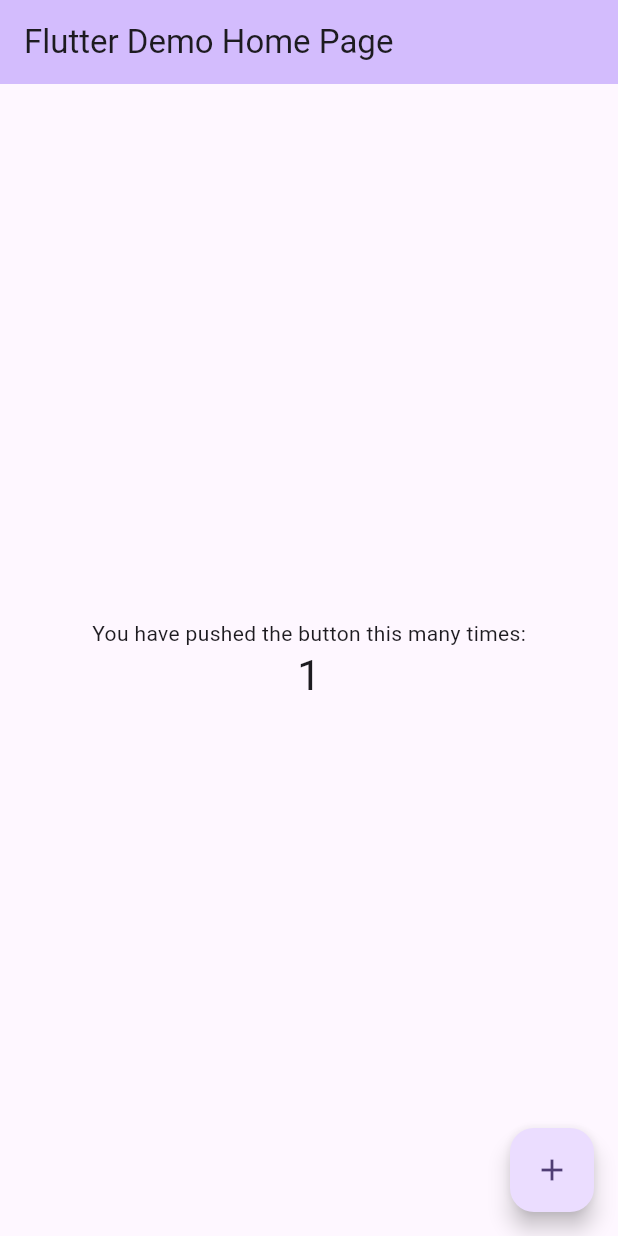
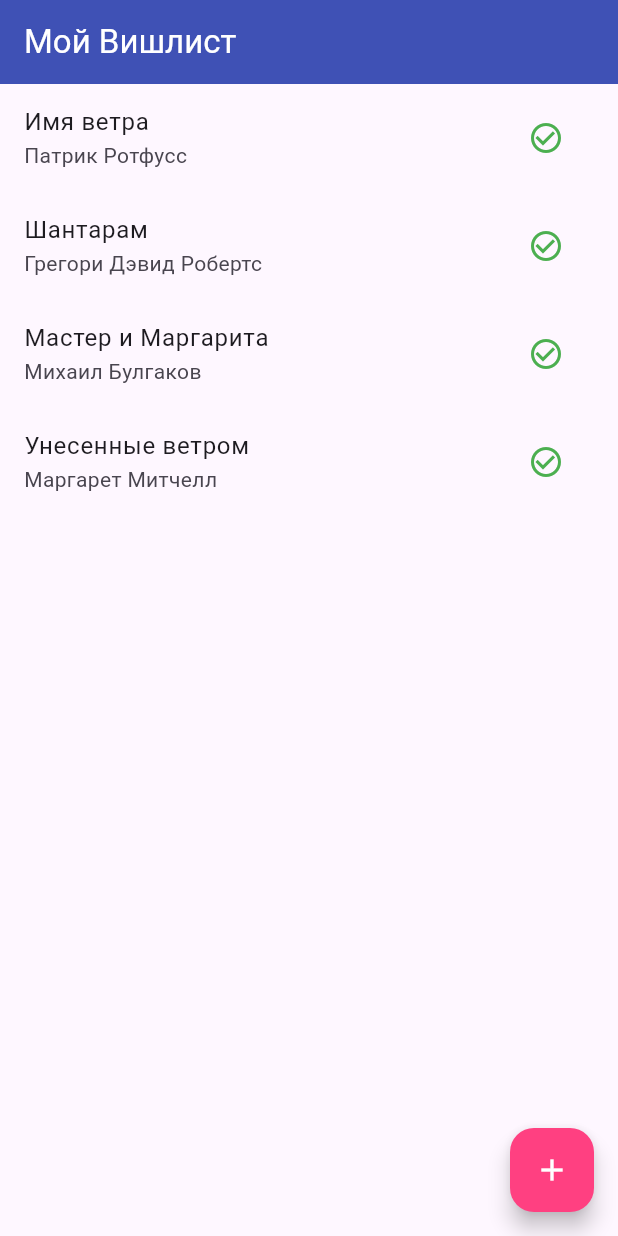
Before and after one commit to oxxxyli/BookWishlist, a Flutter app: the screen it shows after launch, after a tap on the "add" icon, on a phone screen of 412 x 824 dp. Run offline on Flutter 3.47's test engine with Material 3 defaults, Android fonts, the phone set to English and light mode, and no system bars.

Commit message:
ЛР4: Вёрстка экранов Wishlist, Read и BookForm

```diff
--- a/lib/main.dart
+++ b/lib/main.dart
@@ -1,122 +1,26 @@
 import 'package:flutter/material.dart';
+import 'screens/wishlist_screen.dart'; // Импорт первого экрана
+// import 'screens/read_screen.dart'; // Раскомментировать для проверки второго экрана
+// import 'widgets/book_form.dart'; // Раскомментировать для проверки формы
 
 void main() {
-  runApp(const MyApp());
+  runApp(const MainApp());
 }
 
-class MyApp extends StatelessWidget {
-  const MyApp({super.key});
+class MainApp extends StatelessWidget {
+  const MainApp({super.key});
 
-  // This widget is the root of your application.
   @override
   Widget build(BuildContext context) {
     return MaterialApp(
-      title: 'Flutter Demo',
+      title: 'Book Wishlist',
       theme: ThemeData(
-        // This is the theme of your application.
-        //
-        // TRY THIS: Try running your application with "flutter run". You'll see
-        // the application has a purple toolbar. Then, without quitting the app,
-        // try changing the seedColor in the colorScheme below to Colors.green
-        // and then invoke "hot reload" (save your changes or press the "hot
-        // reload" button in a Flutter-supported IDE, or press "r" if you used
-        // the command line to start the app).
-        //
-        // Notice that the counter didn't reset back to zero; the application
-        // state is not lost during the reload. To reset the state, use hot
-        // restart instead.
-        //
-        // This works for code too, not just values: Most code changes can be
-        // tested with just a hot reload.
-        colorScheme: ColorScheme.fromSeed(seedColor: Colors.deepPurple),
+        primarySwatch: Colors.indigo, // Базовая стилизация
       ),
-      home: const MyHomePage(title: 'Flutter Demo Home Page'),
+      // 1. const WishlistScreen()
+      // 2. const ReadScreen()
+      // 3. Scaffold(appBar: AppBar(title: const Text('Форма')), body: const BookForm())
+      home: const WishlistScreen(),
     );
   }
 }
-
-class MyHomePage extends StatefulWidget {
-  const MyHomePage({super.key, required this.title});
-
-  // This widget is the home page of your application. It is stateful, meaning
-  // that it has a State object (defined below) that contains fields that affect
-  // how it looks.
-
-  // This class is the configuration for the state. It holds the values (in this
-  // case the title) provided by the parent (in this case the App widget) and
-  // used by the build method of the State. Fields in a Widget subclass are
-  // always marked "final".
-
-  final String title;
-
-  @override
-  State<MyHomePage> createState() => _MyHomePageState();
-}
-
-class _MyHomePageState extends State<MyHomePage> {
-  int _counter = 0;
-
-  void _incrementCounter() {
-    setState(() {
-      // This call to setState tells the Flutter framework that something has
-      // changed in this State, which causes it to rerun the build method below
-      // so that the display can reflect the updated values. If we changed
-      // _counter without calling setState(), then the build method would not be
-      // called again, and so nothing would appear to happen.
-      _counter++;
-    });
-  }
-
-  @override
-  Widget build(BuildContext context) {
-    // This method is rerun every time setState is called, for instance as done
-    // by the _incrementCounter method above.
-    //
-    // The Flutter framework has been optimized to make rerunning build methods
-    // fast, so that you can just rebuild anything that needs updating rather
-    // than having to individually change instances of widgets.
-    return Scaffold(
-      appBar: AppBar(
-        // TRY THIS: Try changing the color here to a specific color (to
-        // Colors.amber, perhaps?) and trigger a hot reload to see the AppBar
-        // change color while the other colors stay the same.
-        backgroundColor: Theme.of(context).colorScheme.inversePrimary,
-        // Here we take the value from the MyHomePage object that was created by
-        // the App.build method, and use it to set our appbar title.
-        title: Text(widget.title),
-      ),
-      body: Center(
-        // Center is a layout widget. It takes a single child and positions it
-        // in the middle of the parent.
-        child: Column(
-          // Column is also a layout widget. It takes a list of children and
-          // arranges them vertically. By default, it sizes itself to fit its
-          // children horizontally, and tries to be as tall as its parent.
-          //
-          // Column has various properties to control how it sizes itself and
-          // how it positions its children. Here we use mainAxisAlignment to
-          // center the children vertically; the main axis here is the vertical
-          // axis because Columns are vertical (the cross axis would be
-          // horizontal).
-          //
-          // TRY THIS: Invoke "debug painting" (choose the "Toggle Debug Paint"
-          // action in the IDE, or press "p" in the console), to see the
-          // wireframe for each widget.
-          mainAxisAlignment: MainAxisAlignment.center,
-          children: <Widget>[
-            const Text('You have pushed the button this many times:'),
-            Text(
-              '$_counter',
-              style: Theme.of(context).textTheme.headlineMedium,
-            ),
-          ],
-        ),
-      ),
-      floatingActionButton: FloatingActionButton(
-        onPressed: _incrementCounter,
-        tooltip: 'Increment',
-        child: const Icon(Icons.add),
-      ), // This trailing comma makes auto-formatting nicer for build methods.
-    );
-  }
-}
--- /dev/null
+++ b/lib/screens/wishlist_screen.dart
@@ -0,0 +1,52 @@
+import 'package:flutter/material.dart';
+import '../widgets/book_form.dart'; // Импортируем форму
+
+class WishlistScreen extends StatelessWidget {
+  const WishlistScreen({super.key});
+
+  // Фиктивные данные для вёрстки (ЛР4)
+  final List<Map<String, String>> mockBooks = const [
+    {'title': 'Имя ветра', 'author': 'Патрик Ротфусс'},
+    {'title': 'Шантарам', 'author': 'Грегори Дэвид Робертс'},
+    {'title': 'Мастер и Маргарита', 'author': 'Михаил Булгаков'},
+    {'title': 'Унесенные ветром', 'author': 'Маргарет Митчелл'},
+  ];
+
+  void _showAddBookModal(BuildContext context) {
+    // В ЛР5 здесь будет реальный показ модального окна,
+    // пока эта функция просто для демонстрации.
+    print('Нажата кнопка добавления книги!');
+  }
+
+  @override
+  Widget build(BuildContext context) {
+    return Scaffold(
+      appBar: AppBar(
+        title: const Text('Мой Вишлист'),
+        backgroundColor: Colors.indigo,
+        foregroundColor: Colors.white,
+      ),
+      body: ListView.builder(
+        itemCount: mockBooks.length,
+        itemBuilder: (context, index) {
+          final book = mockBooks[index];
+          return ListTile(
+            title: Text(book['title']!),
+            subtitle: Text(book['author']!),
+            trailing: IconButton(
+              icon: const Icon(Icons.check_circle_outline, color: Colors.green),
+              onPressed: null, // Пока без логики
+            ),
+            onTap: null, // Пока без логики
+          );
+        },
+      ),
+      // Плавающая кнопка для добавления книги
+      floatingActionButton: FloatingActionButton(
+        onPressed: () => _showAddBookModal(context),
+        backgroundColor: Colors.pinkAccent,
+        child: const Icon(Icons.add, color: Colors.white),
+      ),
+    );
+  }
+}
```
Also changed, not shown: lib/screens/read_screen.dart (added, +34 -0 lines), lib/widgets/book_form.dart (added, +51 -0 lines).
